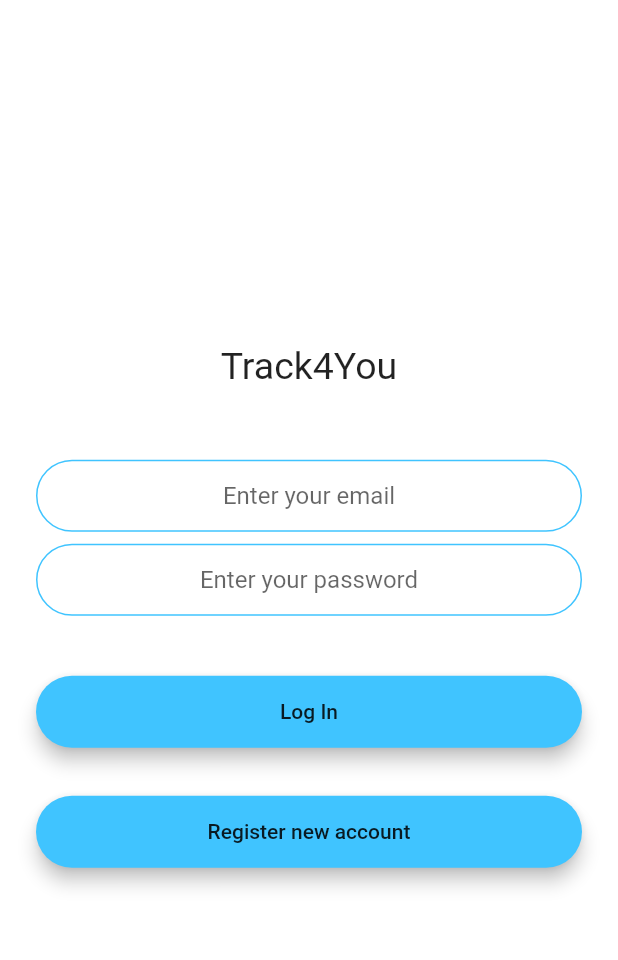
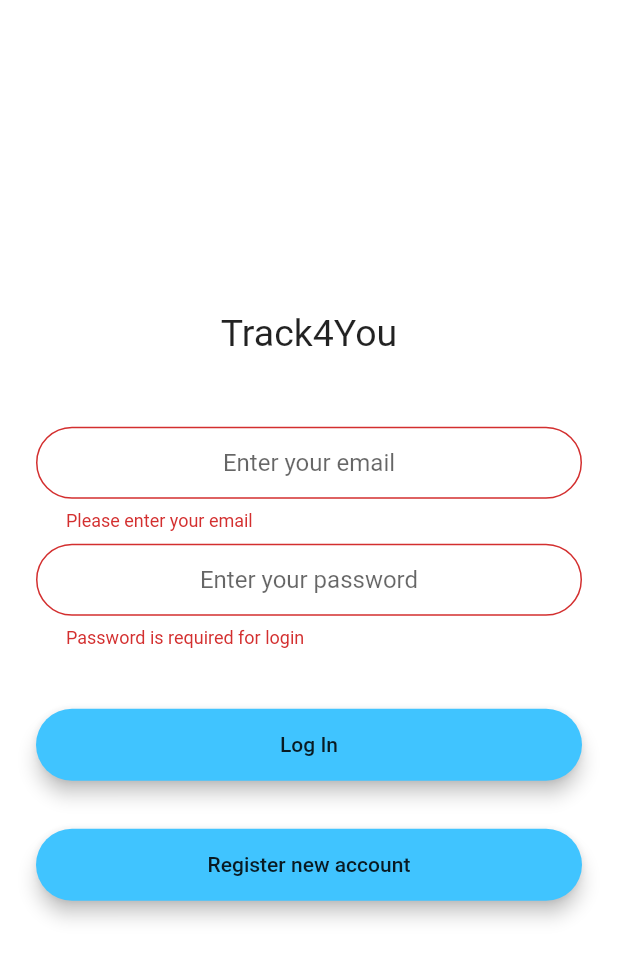
Before and after one commit to X-Yang98/Track4You, a Flutter app: the screen it shows after launch, after a tap on "Log In", on a phone screen of 412 x 824 dp. Shown: the top 960 px of the screen. Run offline on Flutter 3.47's test engine with Material 2 defaults, Android fonts, the phone set to English and light mode, and no system bars; our stand-ins replace cloud_firestore, firebase_auth, firebase_core, fluttertoast; accounts and stored records are empty.

```diff
--- a/lib/screens/login_screen.dart
+++ b/lib/screens/login_screen.dart
@@ -2,6 +2,7 @@ import 'package:firebase_auth/firebase_auth.dart';
 import 'package:flutter/material.dart';
 import 'package:track_4_you/screens/home_screen.dart';
 import 'register_screen.dart';
+import 'package:fluttertoast/fluttertoast.dart';
 
 class LoginScreen extends StatefulWidget {
   static const String id = 'login_screen';
@@ -14,6 +15,8 @@ class _LoginScreenState extends State<LoginScreen> {
   final TextEditingController emailController = TextEditingController();
   final TextEditingController passwordController = TextEditingController();
   final _auth = FirebaseAuth.instance;
+  final _formKey = GlobalKey<FormState>();
+  String? errorMessage;
 
   @override
   Widget build(BuildContext context) {
@@ -21,6 +24,8 @@ class _LoginScreenState extends State<LoginScreen> {
       backgroundColor: Colors.white,
       body: Padding(
         padding: EdgeInsets.symmetric(horizontal: 24.0),
+        child: Form(
+          key: _formKey,
           child: Column(
             mainAxisAlignment: MainAxisAlignment.center,
             crossAxisAlignment: CrossAxisAlignment.stretch,
@@ -122,6 +127,8 @@ class _LoginScreenState extends State<LoginScreen> {
                   elevation: 5.0,
                   child: MaterialButton(
                     onPressed: () async {
+                      print("test");
+                      if (_formKey.currentState!.validate()) {
                         try {
                           final user = await _auth.signInWithEmailAndPassword(
                               email: emailController.text,
@@ -129,8 +136,20 @@ class _LoginScreenState extends State<LoginScreen> {
                           if (user != null) {
                             Navigator.pushNamed(context, MyHomePage.id);
                           }
-                    } catch (e) {
-                      print(e);
+                        } on FirebaseAuthException catch (error) {
+                          switch (error.code) {
+                            case "wrong-password":
+                              errorMessage = "Your password is wrong";
+                              break;
+                            case "user-not-found":
+                              errorMessage =
+                                  "User with this email doesn't exist";
+                              break;
+                            default:
+                              errorMessage = "An undefined Error happened";
+                          }
+                          Fluttertoast.showToast(msg: errorMessage!);
+                        }
                       }
                     },
                     minWidth: 200.0,
@@ -162,6 +181,7 @@ class _LoginScreenState extends State<LoginScreen> {
             ],
           ),
         ),
+      ),
     );
   }
 }
```
Also changed, not shown: lib/screens/home_screen.dart (+5 -3 lines), lib/screens/register_screen.dart (+20 -6 lines), 1 other file. Lines whose indentation alone changed are shown as unchanged.
